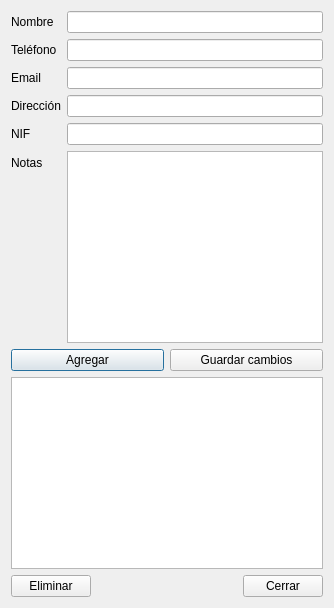
This is app/ui/clientes.ui in galdotech/app_mateo as Qt 5 draws it before an edit. The edited form follows.
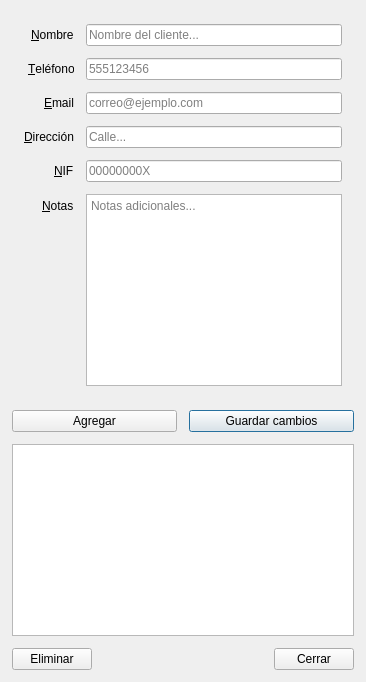
This is the edited form.

What changed in the file:
```diff
--- a/app/ui/clientes.ui
+++ b/app/ui/clientes.ui
@@ -6,67 +6,131 @@
    <string>Clientes</string>
   </property>
   <layout class="QVBoxLayout" name="verticalLayout">
+   <property name="spacing"><number>12</number></property>
+   <property name="leftMargin"><number>12</number></property>
+   <property name="topMargin"><number>12</number></property>
+   <property name="rightMargin"><number>12</number></property>
+   <property name="bottomMargin"><number>12</number></property>
    <item>
     <layout class="QFormLayout" name="formLayout">
+     <property name="labelAlignment">
+      <set>Qt::AlignRight|Qt::AlignVCenter</set>
+     </property>
+     <property name="spacing"><number>12</number></property>
+     <property name="leftMargin"><number>12</number></property>
+     <property name="topMargin"><number>12</number></property>
+     <property name="rightMargin"><number>12</number></property>
+     <property name="bottomMargin"><number>12</number></property>
      <item row="0" column="0">
       <widget class="QLabel" name="labelNombre">
        <property name="text">
-        <string>Nombre</string>
+        <string>&amp;Nombre</string>
+       </property>
+       <property name="buddy">
+        <cstring>lineEditNombre</cstring>
        </property>
       </widget>
      </item>
      <item row="0" column="1">
-      <widget class="QLineEdit" name="lineEditNombre"/>
+      <widget class="QLineEdit" name="lineEditNombre">
+       <property name="placeholderText">
+        <string>Nombre del cliente...</string>
+       </property>
+       <property name="accessibleName">
+        <string>nombre</string>
+       </property>
+      </widget>
      </item>
      <item row="1" column="0">
       <widget class="QLabel" name="labelTelefono">
        <property name="text">
-        <string>Teléfono</string>
+        <string>&amp;Teléfono</string>
+       </property>
+       <property name="buddy">
+        <cstring>lineEditTelefono</cstring>
        </property>
       </widget>
      </item>
      <item row="1" column="1">
-      <widget class="QLineEdit" name="lineEditTelefono"/>
+      <widget class="QLineEdit" name="lineEditTelefono">
+       <property name="placeholderText">
+        <string>555123456</string>
+       </property>
+       <property name="accessibleName">
+        <string>telefono</string>
+       </property>
+      </widget>
      </item>
      <item row="2" column="0">
       <widget class="QLabel" name="labelEmail">
        <property name="text">
-        <string>Email</string>
+        <string>&amp;Email</string>
+       </property>
+       <property name="buddy">
+        <cstring>lineEditEmail</cstring>
        </property>
       </widget>
      </item>
      <item row="2" column="1">
-      <widget class="QLineEdit" name="lineEditEmail"/>
+      <widget class="QLineEdit" name="lineEditEmail">
+       <property name="placeholderText">
+        <string>correo@ejemplo.com</string>
+       </property>
+       <property name="accessibleName">
+        <string>email</string>
+       </property>
+      </widget>
      </item>
      <item row="3" column="0">
       <widget class="QLabel" name="labelDireccion">
        <property name="text">
-        <string>Dirección</string>
+        <string>&amp;Dirección</string>
+       </property>
+       <property name="buddy">
+        <cstring>lineEditDireccion</cstring>
        </property>
       </widget>
      </item>
      <item row="3" column="1">
-      <widget class="QLineEdit" name="lineEditDireccion"/>
+      <widget class="QLineEdit" name="lineEditDireccion">
+       <property name="placeholderText">
+        <string>Calle...</string>
+       </property>
+      </widget>
      </item>
      <item row="4" column="0">
       <widget class="QLabel" name="labelNif">
        <property name="text">
-        <string>NIF</string>
+        <string>&amp;NIF</string>
+       </property>
+       <property name="buddy">
+        <cstring>lineEditNif</cstring>
        </property>
       </widget>
      </item>
      <item row="4" column="1">
-      <widget class="QLineEdit" name="lineEditNif"/>
+      <widget class="QLineEdit" name="lineEditNif">
+       <property name="placeholderText">
+        <string>00000000X</string>
+       </property>
+      </widget>
      </item>
      <item row="5" column="0">
       <widget class="QLabel" name="labelNotas">
        <property name="text">
-        <string>Notas</string>
+        <string>&amp;Notas</string>
+       </property>
+       <property name="buddy">
+        <cstring>plainTextEditNotas</cstring>
        </property>
       </widget>
      </item>
      <item row="5" column="1">
-      <widget class="QPlainTextEdit" name="plainTextEditNotas"/>
+      <widget class="QPlainTextEdit" name="plainTextEditNotas">
+       <property name="placeholderText">
+        <string>Notas adicionales...</string>
+       </property>
+      </widget>
      </item>
     </layout>
    </item>
@@ -80,26 +144,30 @@
       </widget>
      </item>
      <item>
-      <widget class="QPushButton" name="btnGuardar">
+     <widget class="QPushButton" name="btnGuardar">
        <property name="text">
         <string>Guardar cambios</string>
        </property>
-      </widget>
+       <property name="default"><bool>true</bool></property>
+     </widget>
      </item>
     </layout>
    </item>
    <item>
     <widget class="QTableView" name="tableClientes">
+     <property name="alternatingRowColors"><bool>true</bool></property>
      <property name="selectionBehavior">
       <enum>QAbstractItemView::SelectRows</enum>
      </property>
      <property name="editTriggers">
       <set>QAbstractItemView::NoEditTriggers</set>
      </property>
+     <property name="sortingEnabled"><bool>true</bool></property>
+     <attribute name="horizontalHeaderStretchLastSection"><bool>true</bool></attribute>
     </widget>
    </item>
-   <item>
-    <layout class="QHBoxLayout" name="horizontalLayout_2">
+  <item>
+   <layout class="QHBoxLayout" name="horizontalLayout_2">
      <item>
       <widget class="QPushButton" name="btnEliminar">
        <property name="text">
@@ -128,10 +196,23 @@
       </widget>
      </item>
     </layout>
-   </item>
-  </layout>
- </widget>
- <resources/>
- <connections/>
-</ui>
+  </item>
+   </layout>
+  </widget>
+  <tabstops>
+   <tabstop>lineEditNombre</tabstop>
+   <tabstop>lineEditTelefono</tabstop>
+   <tabstop>lineEditEmail</tabstop>
+   <tabstop>lineEditDireccion</tabstop>
+   <tabstop>lineEditNif</tabstop>
+   <tabstop>plainTextEditNotas</tabstop>
+   <tabstop>btnAgregar</tabstop>
+   <tabstop>btnGuardar</tabstop>
+   <tabstop>tableClientes</tabstop>
+   <tabstop>btnEliminar</tabstop>
+   <tabstop>btnCerrar</tabstop>
+  </tabstops>
+  <resources/>
+  <connections/>
+ </ui>
 
```
Left out of the diff: 3 changed lines with no effect on the pictures.
